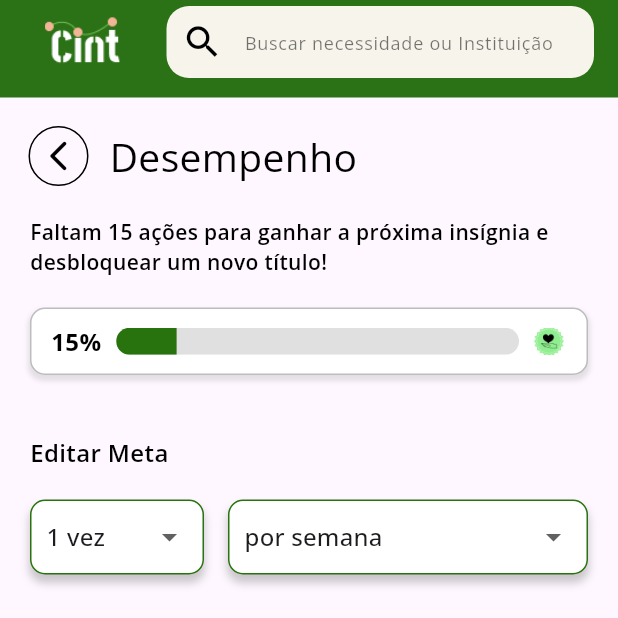
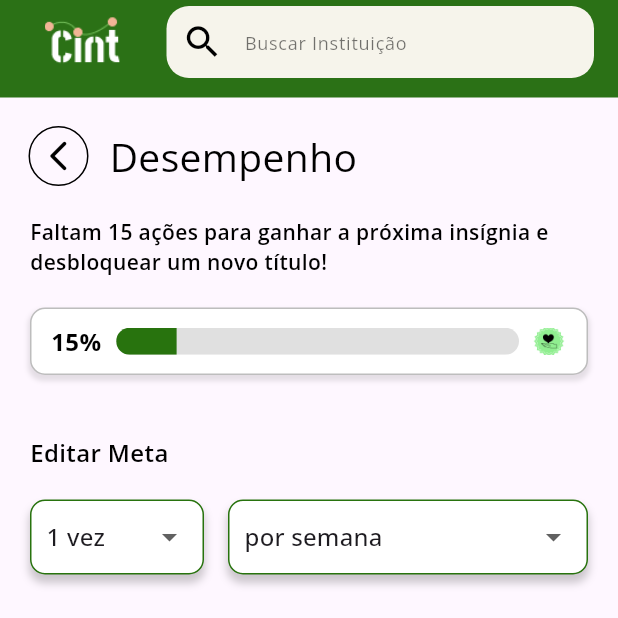
Before and after one commit to gui-henri/cint, a Flutter app: the Desempenho screen opened by its route, on a phone screen of 412 x 824 dp, the top half of it. Run offline on Flutter 3.47's test engine with Material 3 defaults, Android fonts, the phone set to English and light mode, and no system bars; our stand-ins replace carousel_slider, flutter_dotenv, flutter_speed_dial, geolocator, google_fonts, google_maps_flutter and 4 more; missing offline and left inert: flutter_config; accounts and stored records are empty.

Commit message:
Mudando o texto já que a gente só busca pelo nome da instituição

```diff
--- a/lib/components/header.dart
+++ b/lib/components/header.dart
@@ -35,7 +35,7 @@ class _HeaderState extends State<Header> {
         decoration: const InputDecoration(
           filled: true,
           fillColor: Color(0xFFF6F4EB),
-          hintText: 'Buscar necessidade ou Instituição',
+          hintText: 'Buscar Instituição',
           hintStyle: TextStyle(color: Colors.black54),
           prefixIcon: Icon(
             Icons.search,
```
